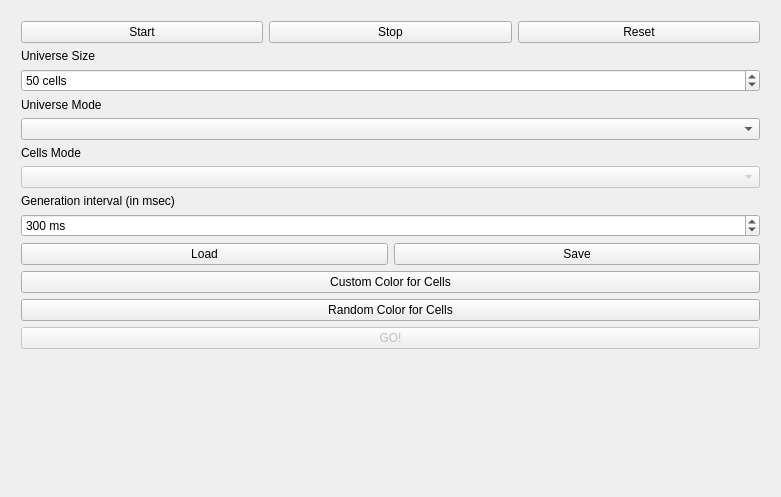
Before: the Qt Designer form Qt_Project_Milestone_03/mainwindow.ui in LarsLPetersen/PRG-PR_03, drawn with Qt 5.
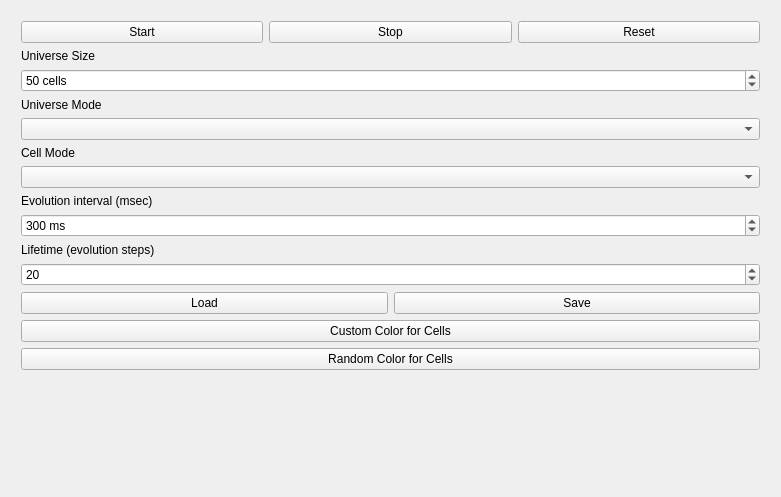
After: the same form once the commit is applied.

Commit message: Grundlagen angelegt. Wesentliche GUI vorhanden. Speicherfunktionalitaet fehlt. Kopplung an CAbase.h fehlt.

What changed in the file:
```diff
--- a/Qt_Project_Milestone_03/mainwindow.ui
+++ b/Qt_Project_Milestone_03/mainwindow.ui
@@ -90,21 +90,21 @@
        <item>
         <widget class="QLabel" name="cellModeLabel">
          <property name="text">
-          <string>Cells Mode</string>
+          <string>Cell Mode</string>
          </property>
         </widget>
        </item>
        <item>
         <widget class="QComboBox" name="cellModeControl">
          <property name="enabled">
-          <bool>false</bool>
+          <bool>true</bool>
          </property>
         </widget>
        </item>
        <item>
         <widget class="QLabel" name="generationIntervalLabel">
          <property name="text">
-          <string>Generation interval (in msec)</string>
+          <string>Evolution interval (msec)</string>
          </property>
         </widget>
        </item>
@@ -130,6 +130,23 @@
          </property>
         </widget>
        </item>
+       <item>
+        <widget class="QLabel" name="lifetimeLabel">
+         <property name="text">
+          <string>Lifetime (evolution steps)</string>
+         </property>
+        </widget>
+       </item>
+       <item>
+        <widget class="QSpinBox" name="lifetimeControl">
+         <property name="minimum">
+          <number>1</number>
+         </property>
+         <property name="value">
+          <number>20</number>
+         </property>
+        </widget>
+       </item>
        <item>
         <layout class="QHBoxLayout" name="fileLayout">
          <item>
@@ -162,16 +179,6 @@
          </property>
         </widget>
        </item>
-       <item>
-        <widget class="QPushButton" name="gameGoButton">
-         <property name="enabled">
-          <bool>false</bool>
-         </property>
-         <property name="text">
-          <string>GO!</string>
-         </property>
-        </widget>
-       </item>
        <item>
         <spacer name="verticalSpacer">
          <property name="orientation">
```
The commit also changes 6 other files.
